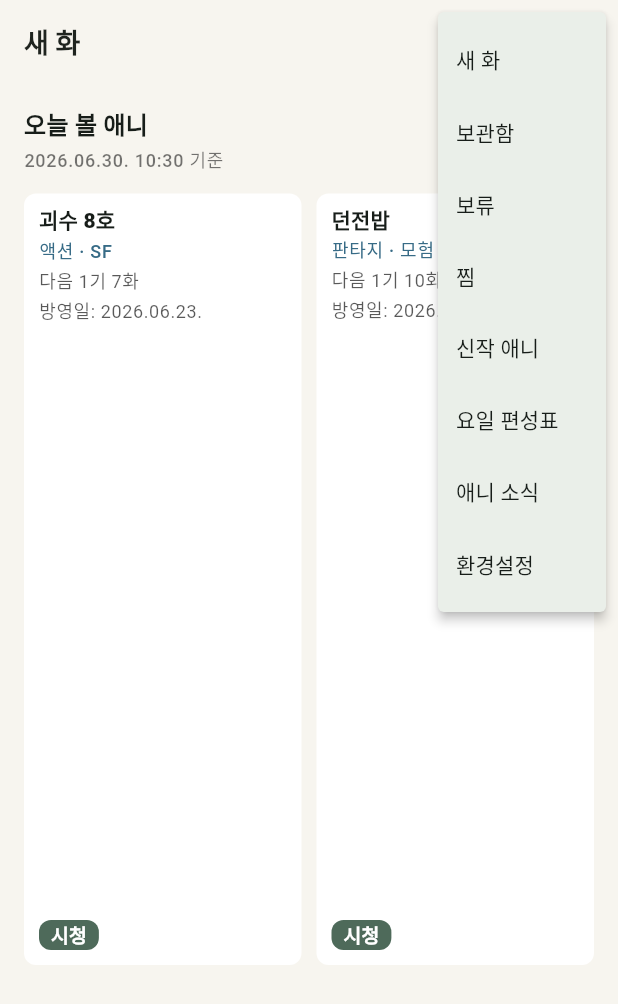
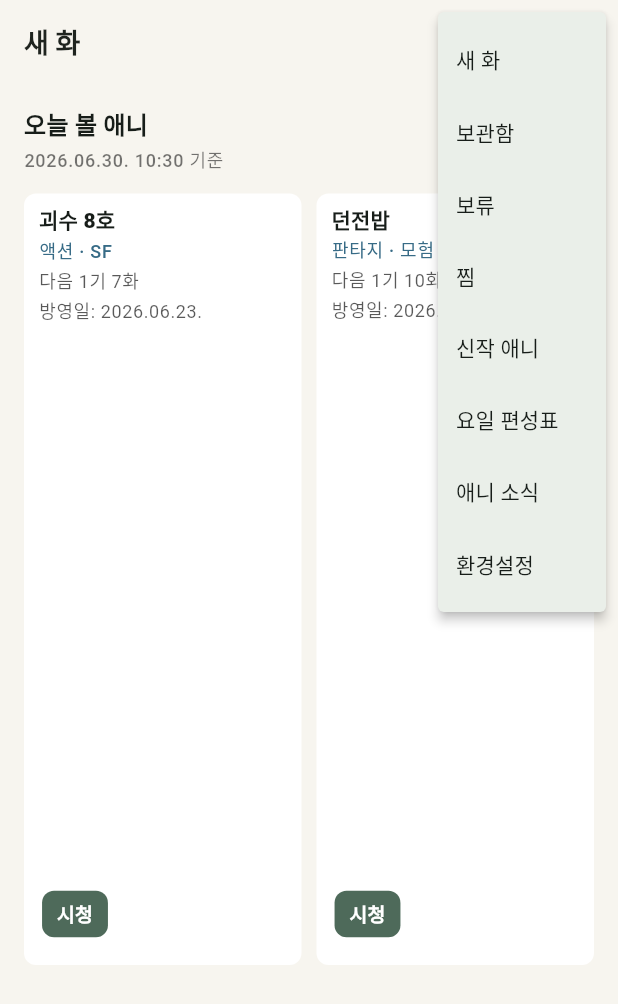
Before and after one commit to YuJY9897/anime-checker, a Flutter app: the screen it shows after launch, after a tap on the "menu" icon, on a phone screen of 412 x 824 dp. Shown: the top 1004 px of the screen. Run offline on Flutter 3.47's test engine with Material 3 defaults, Android fonts, the phone set to English and light mode, and no system bars; our stand-ins replace file_picker, flutter_riverpod, share_plus, webview_flutter; network calls fail.

```diff
--- a/anime_checker_flutter/lib/src/widgets/anime_card.dart
+++ b/anime_checker_flutter/lib/src/widgets/anime_card.dart
@@ -142,54 +142,8 @@ class _AnimePosterCardState extends State<AnimePosterCard> {
                       ),
                     const Spacer(),
                     if (widget.actions.isNotEmpty) ...[
-                      SizedBox(height: compact ? 7 : 9),
-                      Wrap(
-                        spacing: compact ? 5 : 6,
-                        runSpacing: compact ? 5 : 6,
-                        children: widget.actions.map((action) {
-                          final child = Text(
-                            action.label,
-                            maxLines: 1,
-                            overflow: TextOverflow.ellipsis,
-                          );
-                          if (action.filled) {
-                            return FilledButton(
-                              onPressed: action.onPressed,
-                              style: FilledButton.styleFrom(
-                                minimumSize: Size(0, compact ? 28 : 30),
-                                visualDensity: compact
-                                    ? VisualDensity.compact
-                                    : VisualDensity.standard,
-                                tapTargetSize: compact
-                                    ? MaterialTapTargetSize.shrinkWrap
-                                    : null,
-                                padding: EdgeInsets.symmetric(
-                                  horizontal: compact ? 8 : 10,
-                                  vertical: compact ? 4 : 6,
-                                ),
-                              ),
-                              child: child,
-                            );
-                          }
-                          return OutlinedButton(
-                            onPressed: action.onPressed,
-                            style: OutlinedButton.styleFrom(
-                              minimumSize: Size(0, compact ? 28 : 30),
-                              visualDensity: compact
-                                  ? VisualDensity.compact
-                                  : VisualDensity.standard,
-                              tapTargetSize: compact
-                                  ? MaterialTapTargetSize.shrinkWrap
-                                  : null,
-                              padding: EdgeInsets.symmetric(
-                                horizontal: compact ? 8 : 9,
-                                vertical: compact ? 4 : 6,
-                              ),
-                            ),
-                            child: child,
-                          );
-                        }).toList(),
-                      ),
+                      const SizedBox(height: 9),
+                      _ActionButtons(actions: widget.actions),
                     ],
                   ],
                 ),
@@ -220,7 +174,7 @@ class TwoColumnAnimeGrid extends StatelessWidget {
         const spacing = 10.0;
         final cardWidth =
             (constraints.maxWidth - horizontalPadding - spacing) / 2;
-        final cardHeight = cardWidth * (compact ? 1.18 : 2.78);
+        final cardHeight = cardWidth * (compact ? 1.22 : 2.78);
         return GridView.count(
           crossAxisCount: 2,
           crossAxisSpacing: spacing,
@@ -235,3 +189,61 @@ class TwoColumnAnimeGrid extends StatelessWidget {
     );
   }
 }
+
+class _ActionButtons extends StatelessWidget {
+  const _ActionButtons({required this.actions});
+
+  final List<AnimeCardAction> actions;
+
+  @override
+  Widget build(BuildContext context) {
+    if (actions.length <= 2) {
+      return Row(
+        children: [
+          for (var index = 0; index < actions.length; index += 1) ...[
+            if (index > 0) const SizedBox(width: 6),
+            Flexible(child: _ActionButton(action: actions[index])),
+          ],
+        ],
+      );
+    }
+    return Wrap(
+      spacing: 6,
+      runSpacing: 6,
+      children: actions.map((action) => _ActionButton(action: action)).toList(),
+    );
+  }
+}
+
+class _ActionButton extends StatelessWidget {
+  const _ActionButton({required this.action});
+
+  final AnimeCardAction action;
+
+  @override
+  Widget build(BuildContext context) {
+    final child = Text(
+      action.label,
+      maxLines: 1,
+      overflow: TextOverflow.ellipsis,
+    );
+    if (action.filled) {
+      return FilledButton(
+        onPressed: action.onPressed,
+        style: FilledButton.styleFrom(
+          minimumSize: const Size(0, 30),
+          padding: const EdgeInsets.symmetric(horizontal: 10, vertical: 6),
+        ),
+        child: child,
+      );
+    }
+    return OutlinedButton(
+      onPressed: action.onPressed,
+      style: OutlinedButton.styleFrom(
+        minimumSize: const Size(0, 30),
+        padding: const EdgeInsets.symmetric(horizontal: 9, vertical: 6),
+      ),
+      child: child,
+    );
+  }
+}
```
